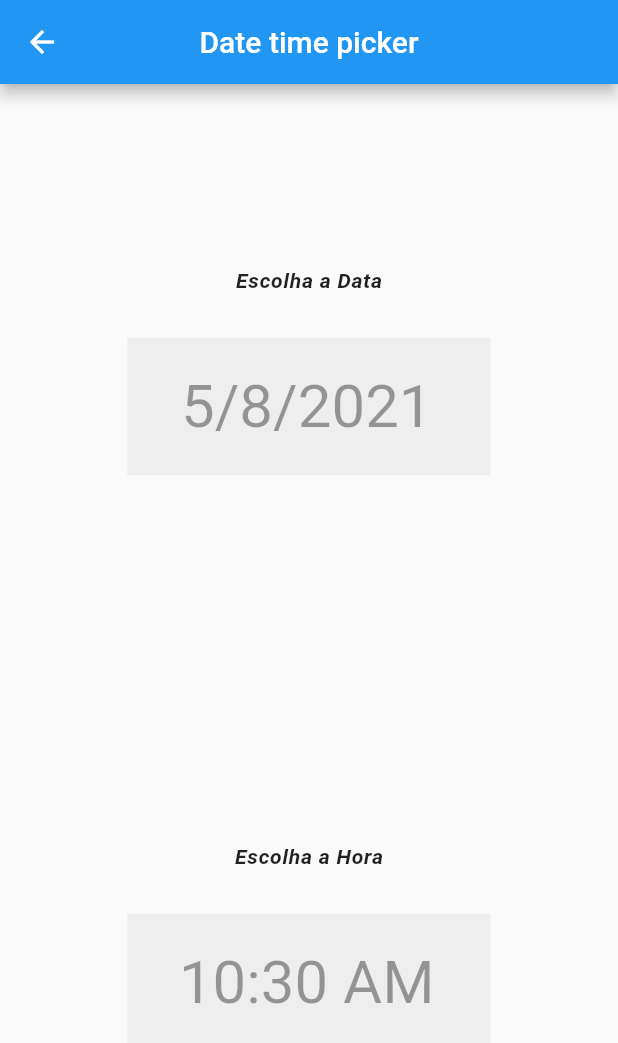
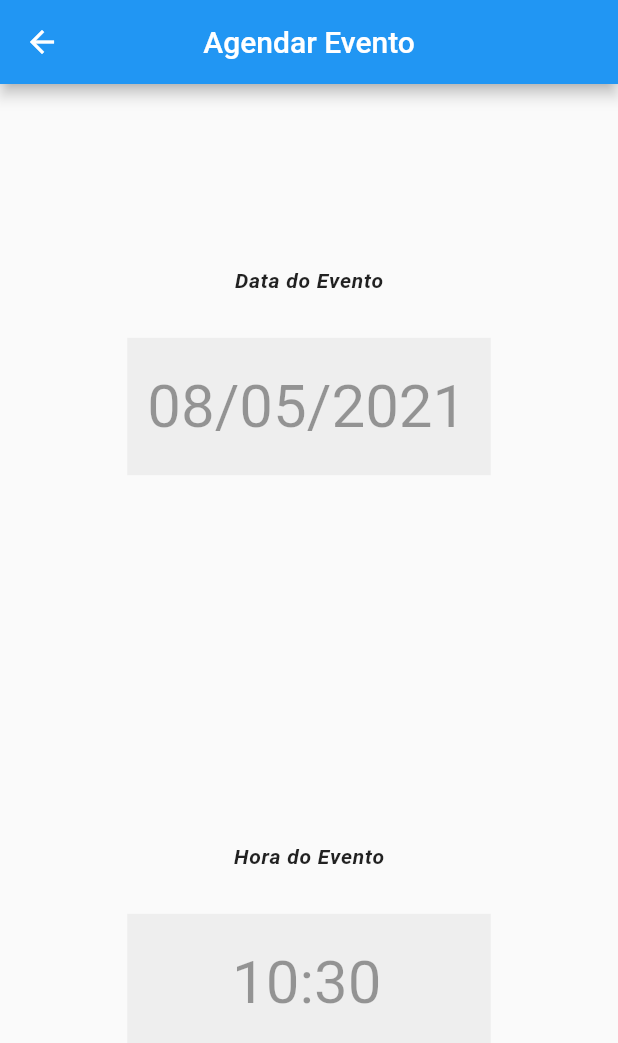
Before and after one commit to Rossitto/lsrtcc_Frontend_Flutter, a Flutter app: the DateTimePicker screen opened by its route, on a phone screen of 412 x 824 dp. Shown: the top 1043 px of the screen. Run offline on Flutter 3.47's test engine with Material 2 defaults, Android fonts, the phone set to English and light mode, and no system bars; our stand-ins replace animated_text_kit, date_format, get, get_storage, table_calendar; missing offline and left inert: date_time_format, emojis; accounts and stored records are empty.

Commit message:
date and time formatted pt_br

```diff
--- a/lib/components/DateTimePicker.dart
+++ b/lib/components/DateTimePicker.dart
@@ -45,7 +45,9 @@ class _DateTimePickerState extends State<DateTimePicker> {
     if (picked != null)
       setState(() {
         selectedDate = picked;
+        print('selectedDate sem format: $selectedDate');
         _dateController.text = DateFormat.yMd().format(selectedDate);
+        print('_dateController.text: ${_dateController.text}');
       });
   }
 
@@ -69,17 +71,20 @@ class _DateTimePickerState extends State<DateTimePicker> {
         _timeController.text = _time;
         _timeController.text = formatDate(
             DateTime(2020, 08, 1, selectedTime.hour, selectedTime.minute),
-            [hh, ':', nn, " ", am]).toString();
+            [hh, ':', nn]).toString();
       });
   }
 
   @override
   void initState() {
-    _dateController.text = DateFormat.yMd().format(DateTime.now());
+    var dataFormatada = formatDate(DateTime.now(), [dd, '/', mm, '/', yyyy]);
+    // print('dataFormatada = $dataFormatada');
+    _dateController.text = dataFormatada;
 
-    _timeController.text = formatDate(
+    var horaFormatada = formatDate(
         DateTime(2019, 08, 1, DateTime.now().hour, DateTime.now().minute),
-        [hh, ':', nn, " ", am]).toString();
+        [HH, ':', nn]).toString();
+    _timeController.text = horaFormatada;
     super.initState();
   }
 
@@ -91,7 +96,7 @@ class _DateTimePickerState extends State<DateTimePicker> {
     return Scaffold(
       appBar: AppBar(
         centerTitle: true,
-        title: Text('Date time picker'),
+        title: Text('Agendar Evento'),
       ),
       body: Container(
         width: _width,
@@ -103,7 +108,7 @@ class _DateTimePickerState extends State<DateTimePicker> {
             Column(
               children: <Widget>[
                 Text(
-                  'Escolha a Data',
+                  'Data do Evento',
                   style: TextStyle(
                       fontStyle: FontStyle.italic,
                       fontWeight: FontWeight.w600,
@@ -141,7 +146,7 @@ class _DateTimePickerState extends State<DateTimePicker> {
             Column(
               children: <Widget>[
                 Text(
-                  'Escolha a Hora',
+                  'Hora do Evento',
                   style: TextStyle(
                       fontStyle: FontStyle.italic,
                       fontWeight: FontWeight.w600,
```
